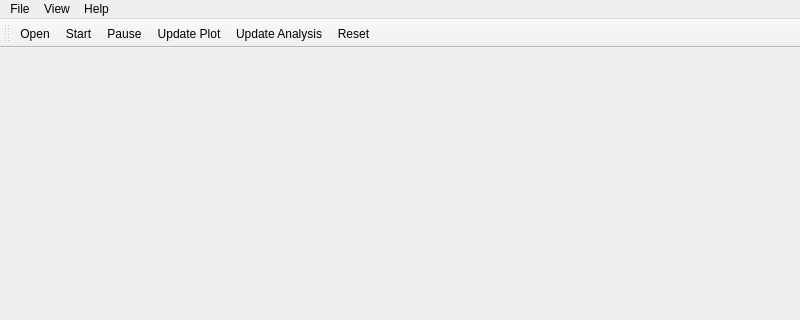
Above: mainwindow.ui from lhf552004/HydrophoneMonitor before the change; both pictures show x 0 to 800 and y 0 to 320 of the 800 by 600 pixel window. Below: the same form after it.
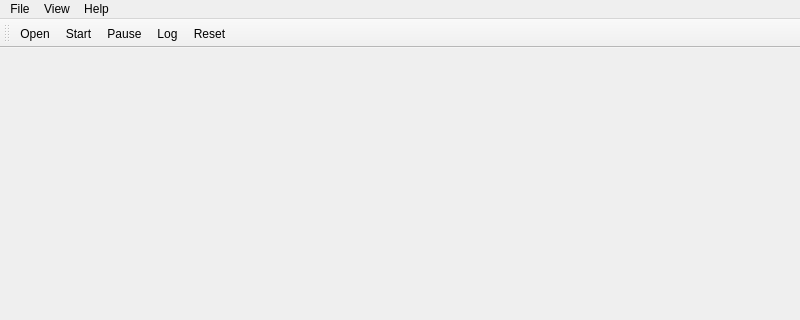
That is the form after the change.

Commit message: add two plots

The edit to the form file:
```diff
--- a/mainwindow.ui
+++ b/mainwindow.ui
@@ -61,8 +61,7 @@
    <addaction name="actionOpen"/>
    <addaction name="actionStart"/>
    <addaction name="actionPause"/>
-   <addaction name="actionUpdatePlot"/>
-   <addaction name="actionUpdate_Analysis"/>
+   <addaction name="actionLog"/>
    <addaction name="actionReset"/>
   </widget>
   <action name="actionOpen">
@@ -100,14 +99,9 @@
     <string>Save</string>
    </property>
   </action>
-  <action name="actionUpdatePlot">
+  <action name="actionLog">
    <property name="text">
-    <string>Update Plot</string>
-   </property>
-  </action>
-  <action name="actionUpdate_Analysis">
-   <property name="text">
-    <string>Update Analysis</string>
+    <string>Log</string>
    </property>
   </action>
  </widget>
```
The commit also changes 3 other files.
